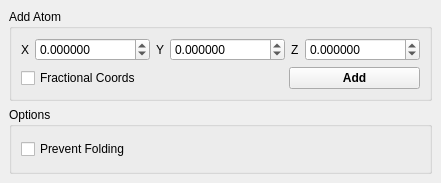
Before: the Qt Designer form branches/nugui/src/gui/build.ui in trisyoungs/aten, drawn with Qt 5.
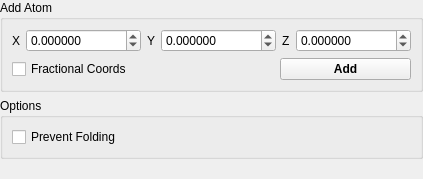
After: the same form once the commit is applied. Icons and pictures are not drawn.

Commit message: All dock widgets completely updated and set to minimum size (270 px) except GlyphsWidget. Tweaked variety of icons to fill whole icon canvas.

```diff
--- a/branches/nugui/src/gui/build.ui
+++ b/branches/nugui/src/gui/build.ui
@@ -6,10 +6,16 @@
    <rect>
     <x>0</x>
     <y>0</y>
-    <width>219</width>
-    <height>183</height>
+    <width>270</width>
+    <height>179</height>
    </rect>
   </property>
+  <property name="minimumSize">
+   <size>
+    <width>270</width>
+    <height>179</height>
+   </size>
+  </property>
   <property name="windowIcon">
    <iconset resource="icons.qrc">
     <normaloff>:/stackicons/icons/stack_build.svg</normaloff>:/stackicons/icons/stack_build.svg</iconset>
@@ -19,6 +25,9 @@
   </property>
   <widget class="QWidget" name="dockWidgetContents">
    <layout class="QVBoxLayout" name="verticalLayout_3">
+    <property name="margin">
+     <number>0</number>
+    </property>
     <item>
      <widget class="QGroupBox" name="AddAtomGroup">
       <property name="title">
@@ -202,6 +211,19 @@
       </layout>
      </widget>
     </item>
+    <item>
+     <spacer name="verticalSpacer">
+      <property name="orientation">
+       <enum>Qt::Vertical</enum>
+      </property>
+      <property name="sizeHint" stdset="0">
+       <size>
+        <width>20</width>
+        <height>0</height>
+       </size>
+      </property>
+     </spacer>
+    </item>
    </layout>
   </widget>
  </widget>
```
The commit also changes 124 other files.
